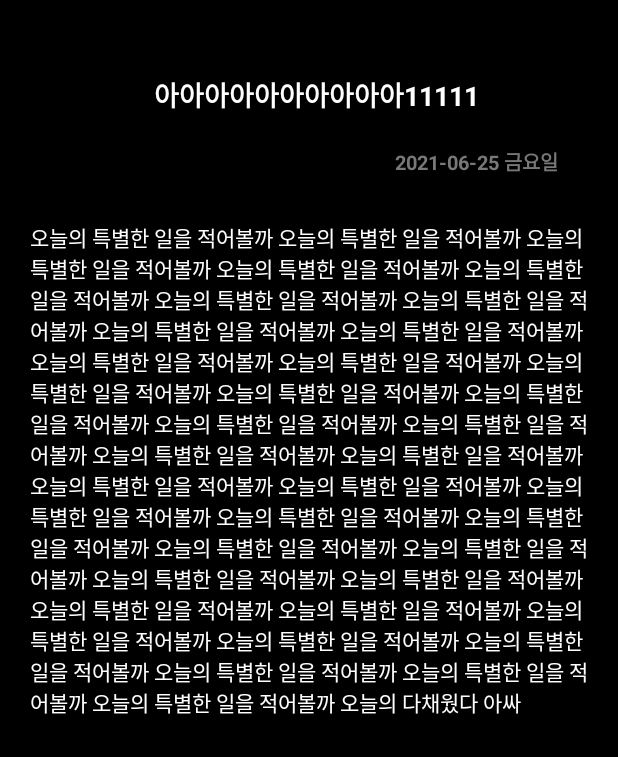
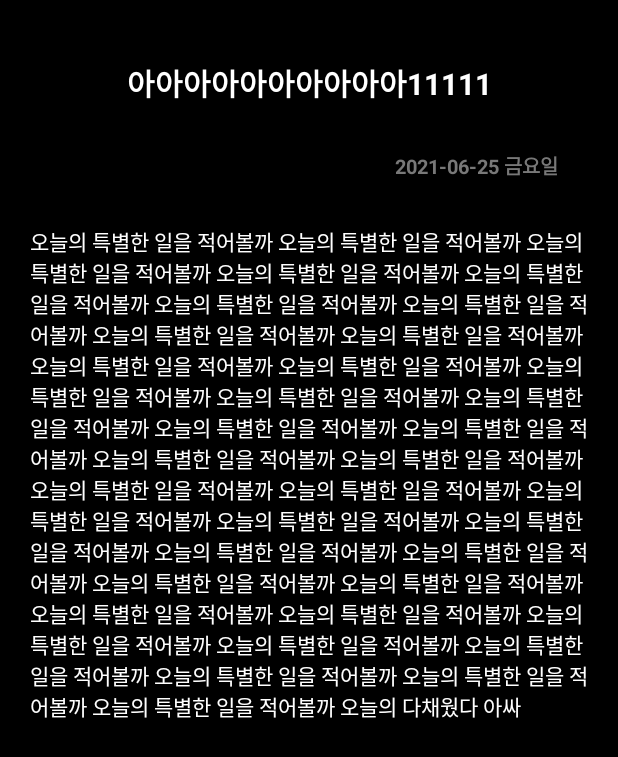
Before and after one commit to sgyoung96/Diary, an Android app: the layout fragment_detail.xml on its own in the app's theme, with its tools: preview values and no code run, on a phone screen of 412 x 824 dp. Shown: the top 757 px of the screen. Run offline under Robolectric (Android 15) with nearby library versions, the phone set to English and light mode, and no system bars.

Commit message:
DetailFragment 디자인 완료, item 클릭시 data 넘기기 완료

```diff
--- a/ver1/app/src/main/java/com/example/diary1/ui/fragment/listrecycler/DiaryListViewHolder.kt
+++ b/ver1/app/src/main/java/com/example/diary1/ui/fragment/listrecycler/DiaryListViewHolder.kt
@@ -23,7 +23,7 @@ class DiaryListViewHolder(item: View): RecyclerView.ViewHolder(item) {
         Log.d("ViewHolderContent", ">>>>>>>>>>${data.postContent}")
 
         item.setOnClickListener {
-            listener.onItemClick(this, item, data, adapterPosition)
+            listener.onItemClick(data)
         }
     }
 }
--- a/ver1/app/src/main/java/com/example/diary1/ui/fragment/listrecycler/ItemClickListener.kt
+++ b/ver1/app/src/main/java/com/example/diary1/ui/fragment/listrecycler/ItemClickListener.kt
@@ -3,5 +3,5 @@ package com.example.diary1.ui.fragment.listrecycler
 import android.view.View
 
 interface ItemClickListener {
-    fun onItemClick(viewHolder: DiaryListViewHolder, view: View, data: PostedDiaryInfo, index: Int)
+    fun onItemClick(data: PostedDiaryInfo)
 }
--- a/ver1/app/src/main/res/layout/fragment_detail.xml
+++ b/ver1/app/src/main/res/layout/fragment_detail.xml
@@ -15,20 +15,17 @@
         android:layout_marginEnd="20dp"
         >
 
-        <EditText
-            android:id="@+id/et_detail_title"
+        <TextView
+            android:id="@+id/tv_detail_title"
             android:layout_width="match_parent"
             android:layout_height="wrap_content"
-            android:cursorVisible="false"
-            android:inputType="none"
-            android:editable="false"
             android:singleLine="false"
             android:gravity="center"
             android:text="@string/detail_title_sample"
             android:textStyle="bold"
+            android:textSize="20dp"
             android:textColor="@color/main_text_color"
             android:backgroundTint="@color/main_background"
-            android:layout_marginStart="10dp"
             app:layout_constraintTop_toTopOf="parent"/>
 
         <TextView
@@ -41,28 +38,42 @@
             android:textSize="13dp"
             android:textColor="@color/main_sub_text_color"
             android:backgroundTint="@color/main_background"
-            android:layout_marginTop="10dp"
+            android:layout_marginTop="30dp"
             android:layout_marginEnd="20dp"
-            app:layout_constraintTop_toBottomOf="@id/et_detail_title"
+            app:layout_constraintTop_toBottomOf="@id/tv_detail_title"
             />
 
-        <EditText
-            android:id="@+id/et_detail_content"
+        <ScrollView
             android:layout_width="match_parent"
             android:layout_height="0dp"
-            android:text="@string/detail_content_sample"
-            android:textColor="@color/main_text_color"
-            android:textSize="14dp"
-            android:gravity="top"
-            android:cursorVisible="false"
-            android:editable="false"
-            android:singleLine="false"
-            android:background="@color/main_background"
             android:layout_marginTop="30dp"
             android:layout_marginBottom="50dp"
             app:layout_constraintTop_toBottomOf="@id/tv_detail_date"
             app:layout_constraintBottom_toBottomOf="parent"
-            />
+            >
+
+            <androidx.constraintlayout.widget.ConstraintLayout
+                android:layout_width="match_parent"
+                android:layout_height="match_parent"
+                >
+
+                <TextView
+                    android:id="@+id/tv_detail_content"
+                    android:layout_width="match_parent"
+                    android:layout_height="match_parent"
+                    android:text="@string/detail_content_sample"
+                    android:textColor="@color/main_text_color"
+                    android:textSize="14dp"
+                    android:gravity="top"
+                    android:singleLine="false"
+                    android:background="@color/main_background"
+                    app:layout_constraintTop_toTopOf="parent"
+                    />
+
+            </androidx.constraintlayout.widget.ConstraintLayout>
+
+        </ScrollView>
+
 
     </androidx.constraintlayout.widget.ConstraintLayout>
 
```
Also changed, not shown: ver1/app/src/main/java/com/example/diary1/ui/activity/MainPageActivity.kt (+5 -2 lines), ver1/app/src/main/java/com/example/diary1/ui/fragment/DetailFragment.kt (+11 -1 lines), ver1/app/src/main/java/com/example/diary1/ui/fragment/DiaryListFragment.kt (+2 -7 lines).
